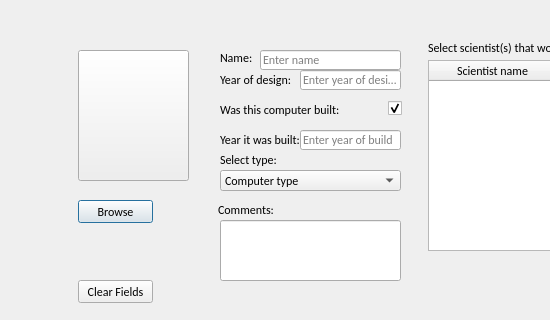
Hopur21/Hopur21, file Hopur21Verkefni/MyComputerScienceList/ui/addcomputer.ui: the form before one commit; both pictures show x 0 to 550 and y 0 to 320 of the 800 by 320 pixel window.
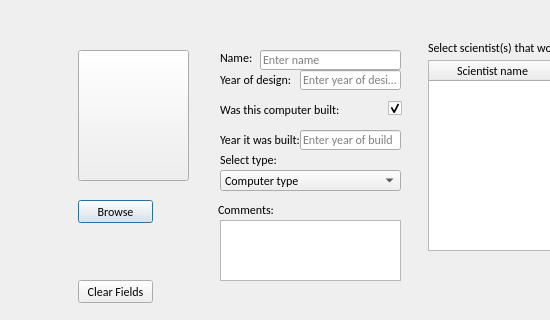
The form after the commit. Icons and pictures are not drawn.

Commit message: changed window in addComputer to plainTextEdit from lineEdit

What changed in the file:
```diff
--- a/Hopur21Verkefni/MyComputerScienceList/ui/addcomputer.ui
+++ b/Hopur21Verkefni/MyComputerScienceList/ui/addcomputer.ui
@@ -100,24 +100,6 @@
     <string>Browse</string>
    </property>
   </widget>
-  <widget class="QLineEdit" name="lineEdit_commentsComputer">
-   <property name="geometry">
-    <rect>
-     <x>220</x>
-     <y>220</y>
-     <width>181</width>
-     <height>61</height>
-    </rect>
-   </property>
-   <property name="font">
-    <font>
-     <family>Calibri</family>
-    </font>
-   </property>
-   <property name="placeholderText">
-    <string/>
-   </property>
-  </widget>
   <widget class="QPushButton" name="pushButton_imageComputer">
    <property name="geometry">
     <rect>
@@ -427,6 +409,16 @@
     <bool>true</bool>
    </property>
   </widget>
+  <widget class="QPlainTextEdit" name="plainTextEdit_commentsComputer">
+   <property name="geometry">
+    <rect>
+     <x>220</x>
+     <y>220</y>
+     <width>181</width>
+     <height>61</height>
+    </rect>
+   </property>
+  </widget>
  </widget>
  <resources>
   <include location="../resources.qrc"/>
```
The commit also changes 1 other file.
